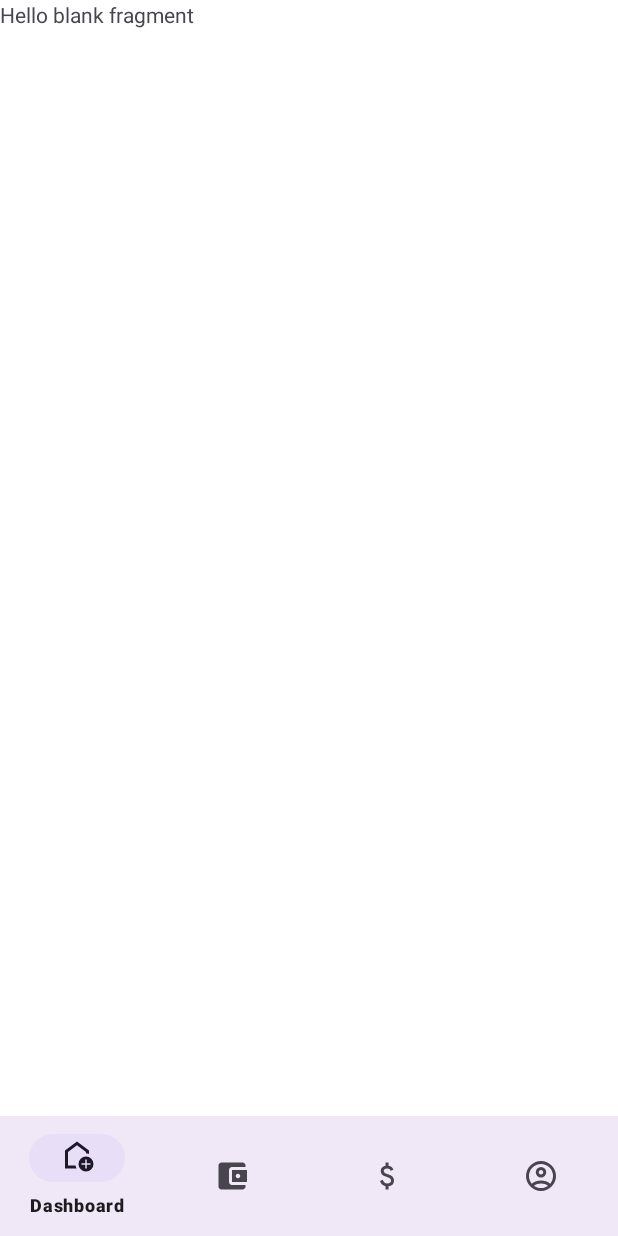
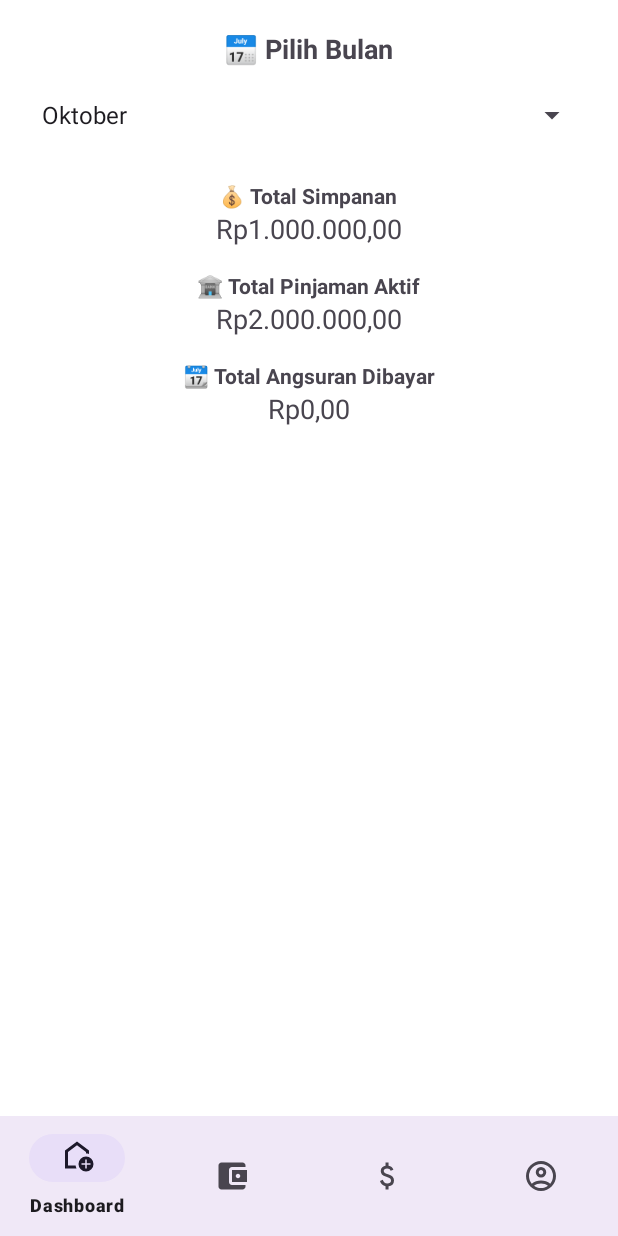
Before and after one commit to YaredMordechai/Projek_MAP, an Android app: the fragment LaporanFragment placed in its activity, on a phone screen of 412 x 824 dp. Run offline under Robolectric (Android 15) with nearby library versions, the phone set to English and light mode, and no system bars; 1 statement that could not run was skipped.

```diff
--- a/app/src/main/java/com/example/projek_map/data/DummyUserData.kt
+++ b/app/src/main/java/com/example/projek_map/data/DummyUserData.kt
@@ -1,4 +1,3 @@
-// DummyUserData.kt
 package com.example.projek_map.data
 
 data class User(
@@ -15,7 +14,9 @@ data class Pinjaman(
     val kodePegawai: String,
     val jumlah: Int,
     val tenor: Int,
-    val status: String
+    val status: String,
+    val bunga: Double = 0.1,
+    val angsuranTerbayar: Int = 0,
 )
 
 data class Simpanan(
@@ -25,9 +26,19 @@ data class Simpanan(
     val simpananSukarela: Double
 )
 
+// 🔹 Tambahkan data class histori di bawah sini
+data class HistoriPembayaran(
+    val id: Int,
+    val kodePegawai: String,
+    val pinjamanId: Int,
+    val tanggal: String,
+    val jumlah: Int,
+    val status: String
+)
+
 object DummyUserData {
 
-    // 🔹 Ubah dari listOf() ➜ mutableListOf()
+    // 🔹 User dummy
     val users = mutableListOf(
         User(
             kodePegawai = "EMP001",
@@ -47,16 +58,51 @@ object DummyUserData {
         )
     )
 
-    // 🔹 Data simpanan dummy
+    // 🔹 Simpanan dummy
     val simpananList = listOf(
         Simpanan("EMP001", 500000.0, 200000.0, 300000.0),
         Simpanan("EMP002", 500000.0, 250000.0, 150000.0)
     )
 
-    // 🔹 Data pinjaman dummy
+    // 🔹 Pinjaman dummy (mutableList biar bisa ditambah dari fragment)
     val pinjamanList = mutableListOf(
-        Pinjaman(1, "EMP001", 500000, 12, "Disetujui"),
-        Pinjaman(2, "EMP002", 800000, 8, "Lunas"),
-        Pinjaman(3, "EMP003", 1200000, 3, "Proses")
+        Pinjaman(1, "EMP001", 2000000, 12, "Disetujui"),
+        Pinjaman(2, "EMP002", 1500000, 6, "Proses")
     )
+
+    // 🔹 Histori pembayaran dummy
+    val historiPembayaranList = mutableListOf(
+        HistoriPembayaran(1, "EMP001",1, "2025-07-10", 200000, "Lunas"),
+        HistoriPembayaran(2, "EMP002",1, "2025-08-10", 200000, "Lunas"),
+        HistoriPembayaran(3, "EMP001",1, "2025-09-10", 200000, "Belum Lunas"),
+        HistoriPembayaran(4, "EMP002",2, "2025-07-05", 250000, "Belum Lunas")
+    )
+
+    // 🔹 Fungsi helper buat ambil histori per pinjaman
+    fun getHistoriPembayaran(pinjamanId: Int): List<HistoriPembayaran> {
+        return historiPembayaranList.filter { it.pinjamanId == pinjamanId }
+    }
+
+    // 🔹 Hitung total simpanan untuk user tertentu
+    fun getTotalSimpanan(kodePegawai: String): Double {
+        val simpanan = simpananList.find { it.kodePegawai == kodePegawai }
+        return if (simpanan != null) {
+            simpanan.simpananPokok + simpanan.simpananWajib + simpanan.simpananSukarela
+        } else 0.0
+    }
+
+    // 🔹 Hitung total pinjaman aktif (status != "Lunas")
+    fun getTotalPinjamanAktif(kodePegawai: String): Double {
+        return pinjamanList
+            .filter { it.kodePegawai == kodePegawai && it.status != "Lunas" }
+            .sumOf { it.jumlah.toDouble() }
+    }
+
+    // 🔹 Hitung total angsuran dibayar untuk bulan tertentu
+    fun getTotalAngsuranBulanan(kodePegawai: String, bulan: Int): Double {
+        return historiPembayaranList
+            .filter { it.kodePegawai == kodePegawai && it.tanggal.contains("-${bulan.toString().padStart(2, '0')}-") }
+            .sumOf { it.jumlah.toDouble() }
+    }
+
 }
--- a/app/src/main/java/com/example/projek_map/PinjamanAdapter.kt
+++ b/app/src/main/java/com/example/projek_map/ui/adapters/PinjamanAdapter.kt
@@ -1,4 +1,4 @@
-package com.example.projek_map
+package com.example.projek_map.ui.adapters
 
 import android.view.LayoutInflater
 import android.view.View
@@ -6,6 +6,7 @@ import android.view.ViewGroup
 import android.widget.TextView
 import androidx.core.content.ContextCompat
 import androidx.recyclerview.widget.RecyclerView
+import com.example.projek_map.R
 import com.example.projek_map.data.Pinjaman
 
 class PinjamanAdapter(
--- a/app/src/main/java/com/example/projek_map/SimpananAdapter.kt
+++ b/app/src/main/java/com/example/projek_map/ui/adapters/SimpananAdapter.kt
@@ -1,4 +1,4 @@
-package com.example.projek_map
+package com.example.projek_map.ui.adapters
 
 import android.view.LayoutInflater
 import android.view.ViewGroup
--- a/app/src/main/java/com/example/projek_map/ui/fragments/LaporanFragment.kt
+++ b/app/src/main/java/com/example/projek_map/ui/fragments/LaporanFragment.kt
@@ -1,60 +1,76 @@
 package com.example.projek_map.ui.fragments
 
 import android.os.Bundle
-import androidx.fragment.app.Fragment
 import android.view.LayoutInflater
 import android.view.View
 import android.view.ViewGroup
+import android.widget.AdapterView
+import android.widget.ArrayAdapter
+import android.widget.Spinner
+import android.widget.TextView
+import androidx.fragment.app.Fragment
 import com.example.projek_map.R
+import com.example.projek_map.data.DummyUserData
+import java.text.NumberFormat
+import java.util.*
 
-// TODO: Rename parameter arguments, choose names that match
-// the fragment initialization parameters, e.g. ARG_ITEM_NUMBER
-private const val ARG_PARAM1 = "param1"
-private const val ARG_PARAM2 = "param2"
+class LaporanFragment : Fragment() {
 
-/**
- * A simple [Fragment] subclass.
- * Use the [LaporanFragment.newInstance] factory method to
- * create an instance of this fragment.
- */
-class LaporanFragment : Fragment() {
-    // TODO: Rename and change types of parameters
-    private var param1: String? = null
-    private var param2: String? = null
+    private lateinit var txtTotalSimpanan: TextView
+    private lateinit var txtTotalPinjaman: TextView
+    private lateinit var txtTotalAngsuran: TextView
+    private lateinit var spinnerBulan: Spinner
 
-    override fun onCreate(savedInstanceState: Bundle?) {
-        super.onCreate(savedInstanceState)
-        arguments?.let {
-            param1 = it.getString(ARG_PARAM1)
-            param2 = it.getString(ARG_PARAM2)
-        }
-    }
+    private val kodePegawaiAktif = "EMP001" // nanti bisa disesuaikan dari login aktif
 
     override fun onCreateView(
         inflater: LayoutInflater, container: ViewGroup?,
         savedInstanceState: Bundle?
-    ): View? {
-        // Inflate the layout for this fragment
-        return inflater.inflate(R.layout.fragment_laporan, container, false)
+    ): View {
+        val view = inflater.inflate(R.layout.fragment_laporan, container, false)
+
+        txtTotalSimpanan = view.findViewById(R.id.txtTotalSimpanan)
+        txtTotalPinjaman = view.findViewById(R.id.txtTotalPinjaman)
+        txtTotalAngsuran = view.findViewById(R.id.txtTotalAngsuran)
+        spinnerBulan = view.findViewById(R.id.spinnerBulan)
+
+        setupSpinner()
+        updateLaporan(Calendar.getInstance().get(Calendar.MONTH) + 1) // bulan saat ini
+
+        return view
     }
 
-    companion object {
-        /**
-         * Use this factory method to create a new instance of
-         * this fragment using the provided parameters.
-         *
-         * @param param1 Parameter 1.
-         * @param param2 Parameter 2.
-         * @return A new instance of fragment LaporanFragment.
-         */
-        // TODO: Rename and change types and number of parameters
-        @JvmStatic
-        fun newInstance(param1: String, param2: String) =
-            LaporanFragment().apply {
-                arguments = Bundle().apply {
-                    putString(ARG_PARAM1, param1)
-                    putString(ARG_PARAM2, param2)
-                }
+    private fun setupSpinner() {
+        val bulanList = listOf(
+            "Januari", "Februari", "Maret", "April", "Mei", "Juni",
+            "Juli", "Agustus", "September", "Oktober", "November", "Desember"
+        )
+        val adapter = ArrayAdapter(requireContext(), android.R.layout.simple_spinner_item, bulanList)
+        adapter.setDropDownViewResource(android.R.layout.simple_spinner_dropdown_item)
+        spinnerBulan.adapter = adapter
+
+        // set ke bulan sekarang
+        spinnerBulan.setSelection(Calendar.getInstance().get(Calendar.MONTH))
+
+        spinnerBulan.onItemSelectedListener = object : AdapterView.OnItemSelectedListener {
+            override fun onItemSelected(
+                parent: AdapterView<*>, view: View?, position: Int, id: Long
+            ) {
+                updateLaporan(position + 1)
             }
+
+            override fun onNothingSelected(parent: AdapterView<*>) {}
+        }
+    }
+
+    private fun updateLaporan(bulan: Int) {
+        val formatter = NumberFormat.getCurrencyInstance(Locale("in", "ID"))
+        val totalSimpanan = DummyUserData.getTotalSimpanan(kodePegawaiAktif)
+        val totalPinjaman = DummyUserData.getTotalPinjamanAktif(kodePegawaiAktif)
+        val totalAngsuran = DummyUserData.getTotalAngsuranBulanan(kodePegawaiAktif, bulan)
+
+        txtTotalSimpanan.text = formatter.format(totalSimpanan)
+        txtTotalPinjaman.text = formatter.format(totalPinjaman)
+        txtTotalAngsuran.text = formatter.format(totalAngsuran)
     }
 }
--- a/app/src/main/res/layout/fragment_laporan.xml
+++ b/app/src/main/res/layout/fragment_laporan.xml
@@ -1,14 +1,66 @@
 <?xml version="1.0" encoding="utf-8"?>
-<FrameLayout xmlns:android="http://schemas.android.com/apk/res/android"
-    xmlns:tools="http://schemas.android.com/tools"
+<LinearLayout xmlns:android="http://schemas.android.com/apk/res/android"
+    xmlns:app="http://schemas.android.com/apk/res-auto"
     android:layout_width="match_parent"
     android:layout_height="match_parent"
-    tools:context=".ui.fragments.LaporanFragment">
+    android:orientation="vertical"
+    android:padding="20dp"
+    android:gravity="center_horizontal"
+    android:background="@color/white">
 
-    <!-- TODO: Update blank fragment layout -->
     <TextView
+        android:text="📅 Pilih Bulan"
+        android:textSize="18sp"
+        android:textStyle="bold"
+        android:layout_marginBottom="8dp"
+        android:layout_width="wrap_content"
+        android:layout_height="wrap_content" />
+
+    <Spinner
+        android:id="@+id/spinnerBulan"
         android:layout_width="match_parent"
-        android:layout_height="match_parent"
-        android:text="@string/hello_blank_fragment" />
+        android:layout_height="48dp"
+        android:layout_marginBottom="20dp" />
 
-</FrameLayout>
+    <TextView
+        android:text="💰 Total Simpanan"
+        android:textStyle="bold"
+        android:layout_width="wrap_content"
+        android:layout_height="wrap_content" />
+
+    <TextView
+        android:id="@+id/txtTotalSimpanan"
+        android:text="Rp 0"
+        android:textSize="18sp"
+        android:layout_marginBottom="16dp"
+        android:layout_width="wrap_content"
+        android:layout_height="wrap_content" />
+
+    <TextView
+        android:text="🏦 Total Pinjaman Aktif"
+        android:textStyle="bold"
+        android:layout_width="wrap_content"
+        android:layout_height="wrap_content" />
+
+    <TextView
+        android:id="@+id/txtTotalPinjaman"
+        android:text="Rp 0"
+        android:textSize="18sp"
+        android:layout_marginBottom="16dp"
+        android:layout_width="wrap_content"
+        android:layout_height="wrap_content" />
+
+    <TextView
+        android:text="📆 Total Angsuran Dibayar"
+        android:textStyle="bold"
+        android:layout_width="wrap_content"
+        android:layout_height="wrap_content" />
+
+    <TextView
+        android:id="@+id/txtTotalAngsuran"
+        android:text="Rp 0"
+        android:textSize="18sp"
+        android:layout_width="wrap_content"
+        android:layout_height="wrap_content" />
+
+</LinearLayout>
--- a/app/src/main/res/layout/fragment_pinjaman.xml
+++ b/app/src/main/res/layout/fragment_pinjaman.xml
@@ -30,7 +30,7 @@
                     android:layout_height="wrap_content"
                     android:text="Belum ada pinjaman aktif"
                     android:textSize="16sp"
-                    android:textStyle="bold"/>
+                    android:textStyle="bold" />
             </LinearLayout>
         </com.google.android.material.card.MaterialCardView>
 
@@ -99,7 +99,7 @@
             android:nestedScrollingEnabled="false"
             android:layout_marginTop="8dp" />
 
-        <!-- ⚪ Daftar Riwayat Selesai -->
+        <!-- 🔹 Riwayat Pinjaman Selesai -->
         <TextView
             android:layout_width="wrap_content"
             android:layout_height="wrap_content"
```
Also changed, not shown: app/src/main/java/com/example/projek_map/ui/adapters/HistoriBulananAdapter.kt (added, +35 -0 lines), app/src/main/java/com/example/projek_map/ui/adapters/HistoriPembayaranAdapter.kt (added, +35 -0 lines), app/src/main/java/com/example/projek_map/ui/fragments/PinjamanFragment.kt (+143 -89 lines), app/src/main/res/drawable/bg_card_light.xml (added, +16 -0 lines), app/src/main/res/layout/dialog_histori_pembayaran.xml (added, +11 -0 lines), app/src/main/res/layout/fragment_laporan_bulanan.xml (added, +47 -0 lines), app/src/main/res/layout/item_histori_bulanan.xml (added, +31 -0 lines), app/src/main/res/layout/item_histori_pembayaran.xml (added, +28 -0 lines).
